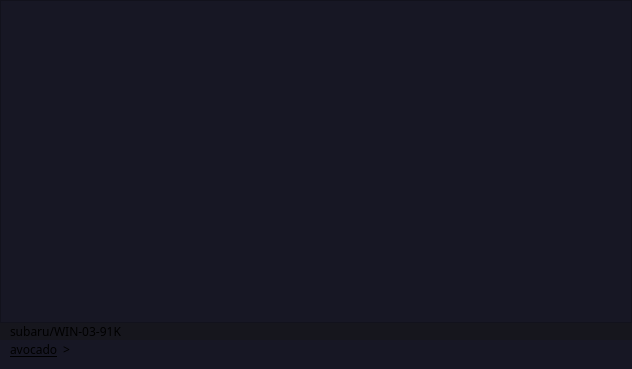
This is src/operator/gui/resources/ui/active_session.ui in ProDefense/Avocado as Qt 5 draws it before an edit. The edited form follows.
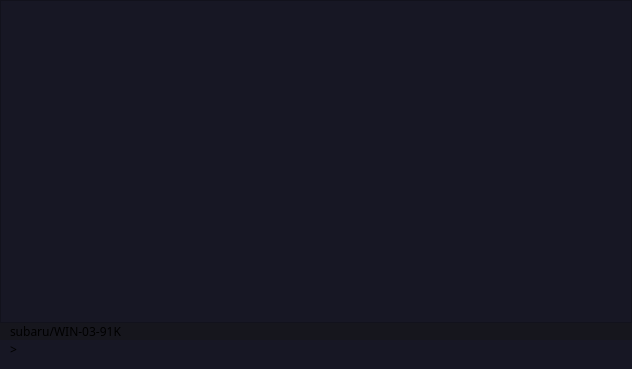
This is the edited form.

Commit message: Double clicking a session will open it in new tab

Diff of the .ui file:
```diff
--- a/src/operator/gui/resources/ui/active_session.ui
+++ b/src/operator/gui/resources/ui/active_session.ui
@@ -122,19 +122,6 @@
        <property name="rightMargin">
         <number>0</number>
        </property>
-       <item>
-        <widget class="QLabel" name="label_2">
-         <property name="font">
-          <font>
-           <family>Monaco</family>
-           <underline>true</underline>
-          </font>
-         </property>
-         <property name="text">
-          <string>avocado</string>
-         </property>
-        </widget>
-       </item>
        <item>
         <widget class="QLabel" name="label_3">
          <property name="font">
```
The commit also changes 4 other files.
